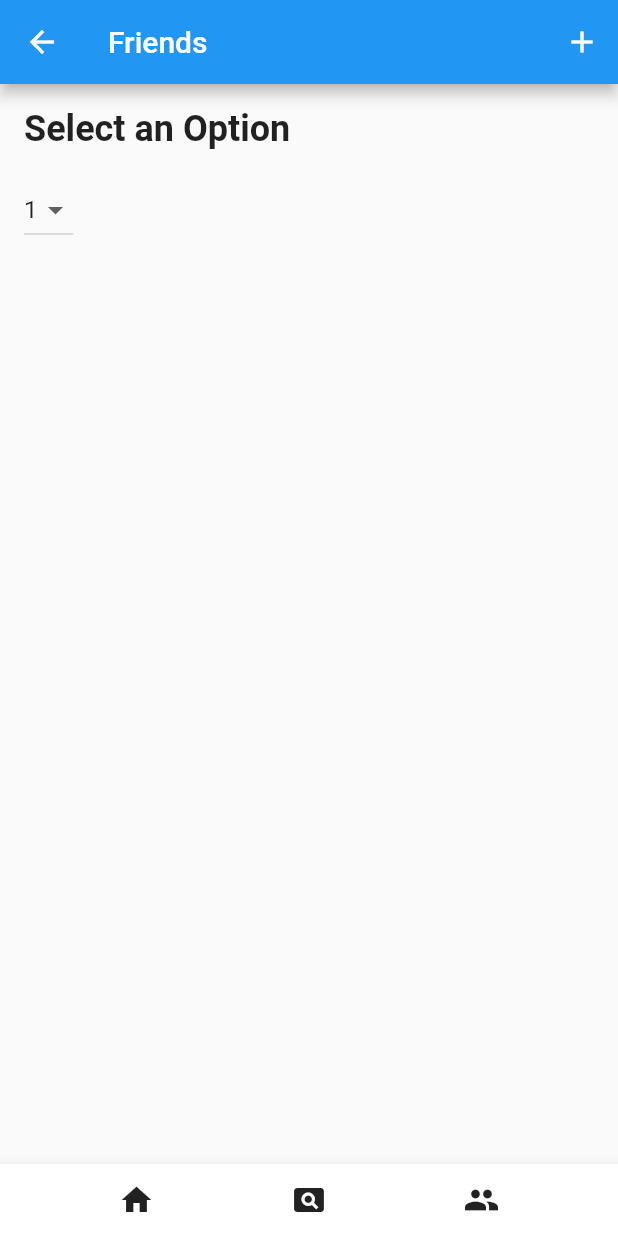
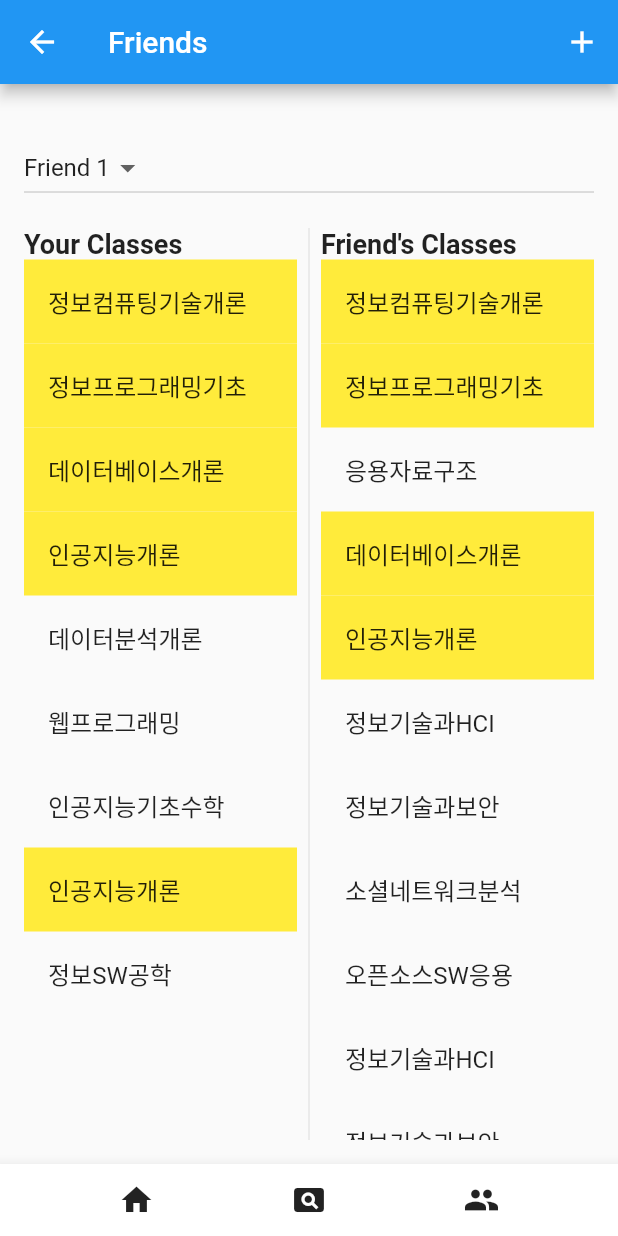
Before and after one commit to Brokepilot/Capstoneprojectfinal, a Flutter app: the FriendsPage screen opened by its route, on a phone screen of 412 x 824 dp. Run offline on Flutter 3.47's test engine with Material 2 defaults, Android fonts, the light colour scheme and no system bars; our stand-ins replace fl_chart.

Commit message:
friendspage working

```diff
--- a/lib/main.dart
+++ b/lib/main.dart
@@ -93,7 +93,7 @@ class EndMeApp extends StatelessWidget {
         '/': (context) => MainPage(user: user),
         '/view': (context) => ViewPage(user: user),
         '/edit': (context) => EditPage(user: user),
-        '/friends': (context) => FriendsPage(),
+        '/friends': (context) => FriendsPage(user: user),
       },
     );
   }
--- a/lib/models.dart
+++ b/lib/models.dart
@@ -139,4 +139,14 @@ void removeClassFromSemester(ClassTaken classTaken, Semester semester) {
     }
   }
 }
+
 }
+class Friend {
+  int friendId;
+  List<ClassTaken> classesTaken;
+
+  Friend({
+    required this.friendId,
+    required this.classesTaken,
+  });
+}
--- a/lib/pages/friendspage.dart
+++ b/lib/pages/friendspage.dart
@@ -1,6 +1,60 @@
 import 'package:flutter/material.dart';
+import 'package:endme/models.dart';
 
-class FriendsPage extends StatelessWidget {
+final User friend1 = User(
+  userid: 1,
+  creditTypes: [],
+  semesters: [
+    Semester(name: '1-1', classesTaken: [
+      ClassTaken(className: '정보컴퓨팅기술개론', creditType: '전기', credits: 3),
+      ClassTaken(className: '정보프로그래밍기초', creditType: '전기', credits: 3),
+      ClassTaken(className: '응용자료구조', creditType: '전기', credits: 3),
+      ClassTaken(className: '데이터베이스개론', creditType: '전필', credits: 3),
+      ClassTaken(className: '인공지능개론', creditType: '전필', credits: 3),
+      ClassTaken(className: '정보기술과HCI', creditType: '전선', credits: 3),
+      ClassTaken(className: '정보기술과보안', creditType: '전선', credits: 3),
+      ClassTaken(className: '소셜네트워크분석', creditType: '전선', credits: 3),
+      ClassTaken(className: '오픈소스SW응용', creditType: '3.4000', credits: 3),
+      ClassTaken(className: '정보기술과HCI', creditType: '3.4000', credits: 3),
+      ClassTaken(className: '정보기술과보안', creditType: '3.4000', credits: 3),
+      ClassTaken(className: '소셜네트워크분석', creditType: '3.4000', credits: 3),
+      // Add more classes as needed
+    ])
+  ],
+  allClasses: [], // if not used, this can be left as an empty list
+);
+
+final User friend2 = User(
+  userid: 2,
+  creditTypes: [],
+  semesters: [
+    Semester(name: '1-1', classesTaken: [
+      ClassTaken(className: '정보컴퓨팅기술개론', creditType: '전기', credits: 3),
+      ClassTaken(className: '정보프로그래밍기초', creditType: '전기', credits: 3),
+      ClassTaken(className: '응용자료구조', creditType: '전기', credits: 3),
+      // Add more classes as needed
+    ])
+  ],
+  allClasses: [], // if not used, this can be left as an empty list
+);
+
+
+// Add more preset users as needed
+
+final List<User> friends = [friend1, friend2];
+
+class FriendsPage extends StatefulWidget {
+  final User user;
+
+  FriendsPage({required this.user});
+
+  @override
+  _FriendsPageState createState() => _FriendsPageState();
+}
+
+class _FriendsPageState extends State<FriendsPage> {
+  User _selectedFriend = friends[0];
+
   @override
   Widget build(BuildContext context) {
     return Scaffold(
@@ -18,30 +72,36 @@ class FriendsPage extends StatelessWidget {
       body: Padding(
         padding: const EdgeInsets.all(16.0),
         child: Column(
-          crossAxisAlignment: CrossAxisAlignment.start,
+          crossAxisAlignment: CrossAxisAlignment.stretch,
           children: [
-            Text(
-              'Select an Option',
-              style: TextStyle(fontSize: 24, fontWeight: FontWeight.bold),
+            SizedBox(height: 16),
+            DropdownButton<User>(
+              value: _selectedFriend,
+              onChanged: (newValue) {
+                setState(() {
+                  _selectedFriend = newValue!;
+                });
+              },
+              items: friends.map<DropdownMenuItem<User>>((User friend) {
+                return DropdownMenuItem<User>(
+                  value: friend,
+                  child: Text('Friend ${friend.userid}'),
+                );
+              }).toList(),
             ),
             SizedBox(height: 16),
-            DropdownButton<String>(
-              value: '1',
-              onChanged: (newValue) {
-                // Handle dropdown value change
-              },
-              items: [
-                '1',
-                '2',
-                '3',
-                '4',
-                '5',
-              ].map<DropdownMenuItem<String>>((String value) {
-                return DropdownMenuItem<String>(
-                  value: value,
-                  child: Text(value),
-                );
-              }).toList(),
+            Expanded(
+              child: Row(
+                children: [
+                  Expanded(
+                    child: _buildClassesTaken('Your Classes', widget.user, _selectedFriend),
+                  ),
+                  VerticalDivider(width: 16),
+                  Expanded(
+                    child: _buildClassesTaken('Friend\'s Classes', _selectedFriend, widget.user),
+                  ),
+                ],
+              ),
             ),
           ],
         ),
@@ -49,6 +109,52 @@ class FriendsPage extends StatelessWidget {
       bottomNavigationBar: _buildBottomAppBar(context),
     );
   }
+
+  Widget _buildClassesTaken(String title, User user, User otherUser) {
+  // Create a list to hold all the classes the user has taken
+  List<ClassTaken> allClassesTaken = [];
+
+  // Create a list to hold all the classes the other user has taken
+  List<ClassTaken> allOtherClassesTaken = [];
+
+  // Iterate over all the semesters the user has taken
+  for (var semester in user.semesters) {
+    // For each semester, add the classes taken to the list
+    allClassesTaken.addAll(semester.classesTaken);
+  }
+
+  // Iterate over all the semesters the other user has taken
+  for (var semester in otherUser.semesters) {
+    // For each semester, add the classes taken to the list
+    allOtherClassesTaken.addAll(semester.classesTaken);
+  }
+
+  // Now, you can display all the classes in allClassesTaken just like in ViewPage's _buildClassList
+  return Column(
+    crossAxisAlignment: CrossAxisAlignment.start,
+    children: [
+      Text(
+        title,
+        style: TextStyle(fontSize: 18, fontWeight: FontWeight.bold),
+      ),
+      Expanded(
+        child: ListView.builder(
+          itemCount: allClassesTaken.length,
+          itemBuilder: (BuildContext context, int index) {
+            var classTaken = allClassesTaken[index];
+            // Check if this class is also in the other user's classes
+            bool isInCommon = allOtherClassesTaken.any((otherClass) => otherClass.className == classTaken.className);
+            return ListTile(
+              title: Text(classTaken.className),
+              tileColor: isInCommon ? Colors.yellow : null, // highlight the tile if the class is in common
+            );
+          },
+        ),
+      ),
+    ],
+  );
+}
+
 
   Widget _buildBottomAppBar(BuildContext context) {
     return BottomAppBar(
```
